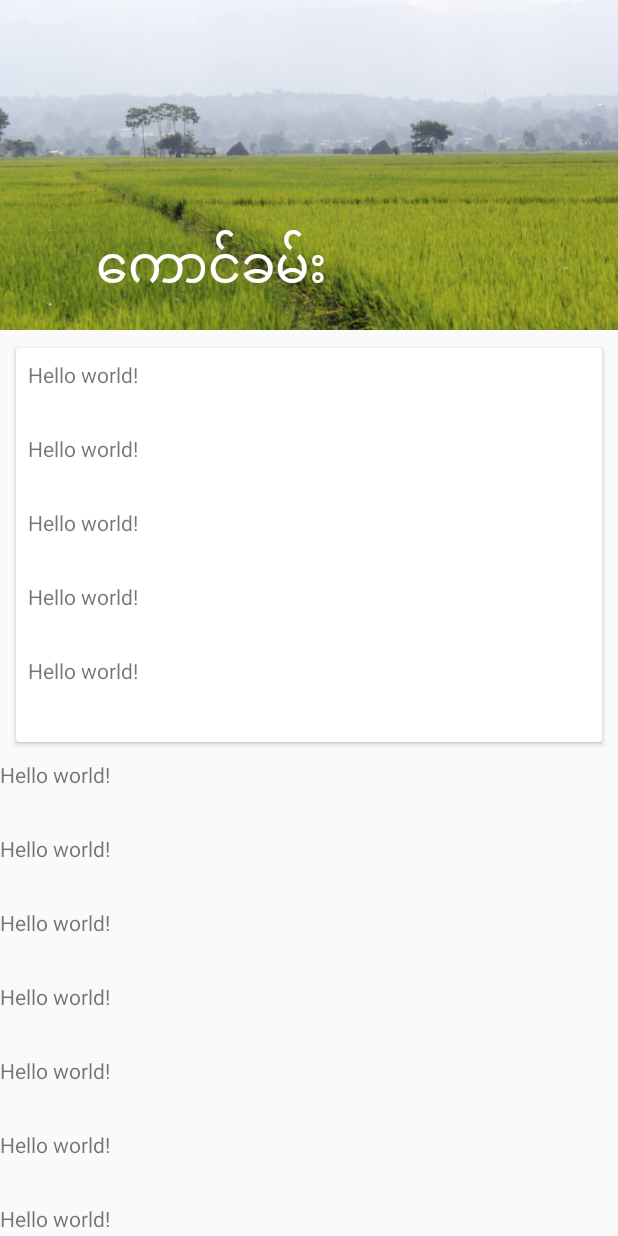
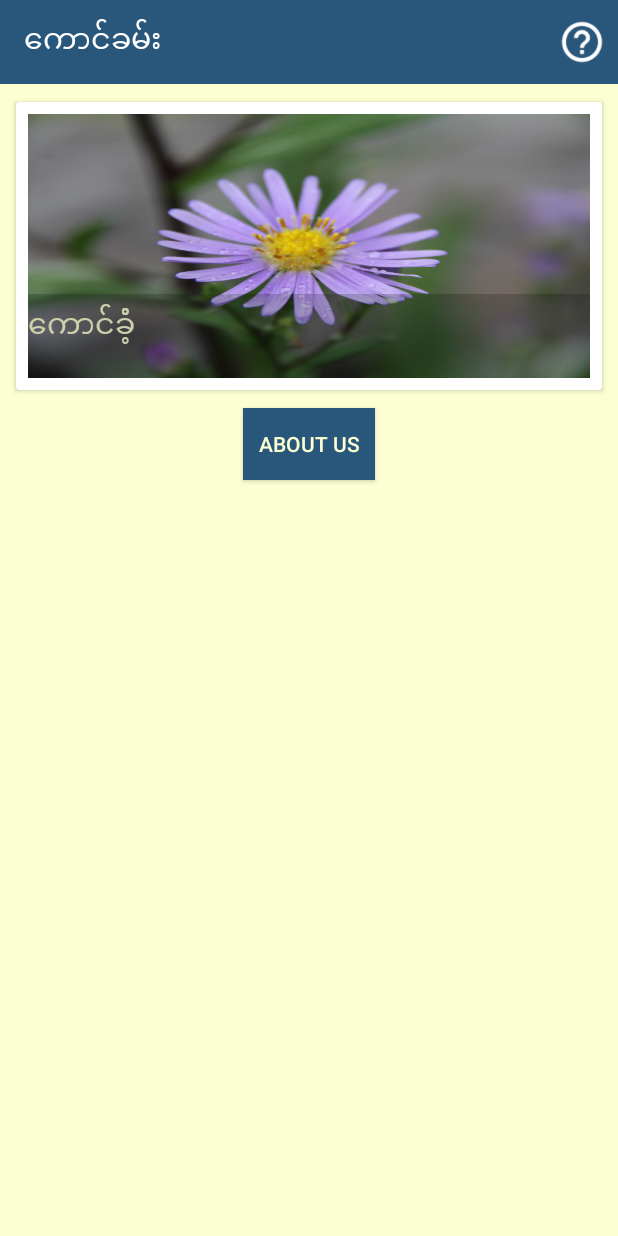
Before and after one commit to khunzohn/khaungKham, an Android app: the screen it shows after launch (MainActivity), on a phone screen of 412 x 824 dp. Run offline under Robolectric (Android 15) with nearby library versions, the phone set to English and light mode, and no system bars.

Commit message:
add help.png

```diff
--- a/app/src/main/java/com/hilllander/khunzohn/khwangkham/MainActivity.java
+++ b/app/src/main/java/com/hilllander/khunzohn/khwangkham/MainActivity.java
@@ -2,28 +2,27 @@ package com.hilllander.khunzohn.khwangkham;
 
 import android.content.Intent;
 import android.os.Bundle;
-import android.support.design.widget.CollapsingToolbarLayout;
 import android.support.v7.app.AppCompatActivity;
 import android.support.v7.widget.Toolbar;
 import android.view.Menu;
 import android.view.MenuItem;
 import android.view.View;
+import android.widget.Toast;
 
 
 public class MainActivity extends AppCompatActivity {
 
-    CollapsingToolbarLayout toolbarLayout;
 
     @Override
     protected void onCreate(Bundle savedInstanceState) {
         super.onCreate(savedInstanceState);
-        setContentView(R.layout.activity_main);
-        toolbarLayout = (CollapsingToolbarLayout) findViewById(R.id.collapsingToolbarLayout);
-        toolbarLayout.setTitle(getString(R.string.app_name));
+        setContentView(R.layout.activity_main_modified);
         Toolbar toolbar = (Toolbar) findViewById(R.id.toolbar);
-        if (getSupportActionBar() != null) {
+        if (getSupportActionBar() == null) {
             setSupportActionBar(toolbar);
-        }
+            getSupportActionBar().setTitle(getString(R.string.app_name));
+        } else
+            Toast.makeText(this, "Actionbar is not null", Toast.LENGTH_SHORT).show();
     }
 
     @Override
--- /dev/null
+++ b/app/src/main/res/layout/activity_main_modified.xml
@@ -0,0 +1,57 @@
+<?xml version="1.0" encoding="utf-8"?>
+<LinearLayout xmlns:android="http://schemas.android.com/apk/res/android"
+    xmlns:app="http://schemas.android.com/apk/res-auto"
+    android:layout_width="match_parent"
+    android:layout_height="match_parent"
+    android:background="@color/text_color"
+    android:orientation="vertical">
+
+    <android.support.v7.widget.Toolbar
+        android:id="@+id/toolbar"
+        android:layout_width="match_parent"
+        android:layout_height="?attr/actionBarSize"
+        android:background="?attr/colorPrimary"
+        app:popupTheme="@style/ThemeOverlay.AppCompat.Light"
+        app:theme="@style/ThemeOverlay.AppCompat.Dark.ActionBar" />
+
+    <android.support.v7.widget.CardView
+        android:layout_width="match_parent"
+        android:layout_height="200dp"
+        android:layout_margin="8dp"
+        android:background="@color/text_color"
+        app:cardUseCompatPadding="true">
+
+        <RelativeLayout
+            android:layout_width="match_parent"
+            android:layout_height="match_parent"
+            android:layout_margin="8dp"
+            android:background="@drawable/back_10"
+            android:orientation="vertical">
+
+            <FrameLayout
+                android:layout_width="match_parent"
+                android:layout_height="?attr/actionBarSize"
+                android:layout_alignParentBottom="true"
+                android:foreground="@color/black_alpha">
+
+                <TextView
+                    android:layout_width="wrap_content"
+                    android:layout_height="match_parent"
+                    android:text="@string/client"
+                    android:textColor="@color/text_color"
+                    android:textSize="@dimen/normal_text" />
+            </FrameLayout>
+        </RelativeLayout>
+    </android.support.v7.widget.CardView>
+
+    <Button
+        android:layout_width="wrap_content"
+        android:layout_height="wrap_content"
+        android:layout_gravity="center_horizontal"
+        android:background="?attr/colorPrimary"
+        android:onClick="aboutUs"
+        android:text="@string/action_about"
+        android:textColor="@color/text_color" />
+
+
+</LinearLayout>
--- a/app/src/main/res/menu/menu_main.xml
+++ b/app/src/main/res/menu/menu_main.xml
@@ -1,20 +1,10 @@
-<!--<menu xmlns:tools="http://schemas.android.com/tools"
-    xmlns:android="http://schemas.android.com/apk/res/android"
+<menu xmlns:android="http://schemas.android.com/apk/res/android"
     xmlns:app="http://schemas.android.com/apk/res-auto"
+    xmlns:tools="http://schemas.android.com/tools"
     tools:context=".MainActivity">
     <item
         android:id="@+id/action_about_us"
-        android:icon="@drawable/info"
+        android:icon="@drawable/help"
         android:title="@string/action_about"
-        app:showAsAction="never" />
-</menu>-->
-<menu xmlns:android="http://schemas.android.com/apk/res/android"
-    xmlns:app="http://schemas.android.com/apk/res-auto"
-    xmlns:tools="http://schemas.android.com/tools"
-    tools:context="com.hilllander.khunzohn.khwangkham.MainActivity">
-    <item
-        android:id="@+id/action_settings"
-        android:orderInCategory="100"
-        android:title="@string/action_settings"
-        app:showAsAction="never" />
+        app:showAsAction="ifRoom" />
 </menu>
--- a/app/src/main/res/values/strings.xml
+++ b/app/src/main/res/values/strings.xml
@@ -5,7 +5,7 @@
     <string name="action_settings">Settings</string>
     <string name="title_activity_welcome">WelcomeActivity</string>
     <string name="developer">Product of hilllander</string>
-    <string name="client">ေကာင္ခမ္း</string>
+    <string name="client">ေကာင္ခံံံ့</string>
     <string name="action_about">About us</string>
     <string name="title_activity_about_us">AboutUsActivity</string>
     <string name="logo_text_hilllander">Hilllander</string>
@@ -15,7 +15,7 @@
     <string name="label_programming">Programming :</string>
     <string name="value_of_programming">khunzohn</string>
     <string name="label_photographer">Photographer :</string>
-    <string name="value_photographer">Boam Boan</string>
+    <string name="value_photographer">boam boan</string>
     <string name="label_design">Design :</string>
     <string name="value_design">Khun Kyi</string>
     <string name="client_shop_type">mobile</string>
```
Also changed, not shown: app/src/main/res/drawable-large/help.png (added), app/src/main/res/drawable-normal/help.png (added), app/src/main/res/drawable-small/help.png (added), app/src/main/res/drawable-xlarge/help.png (added).
